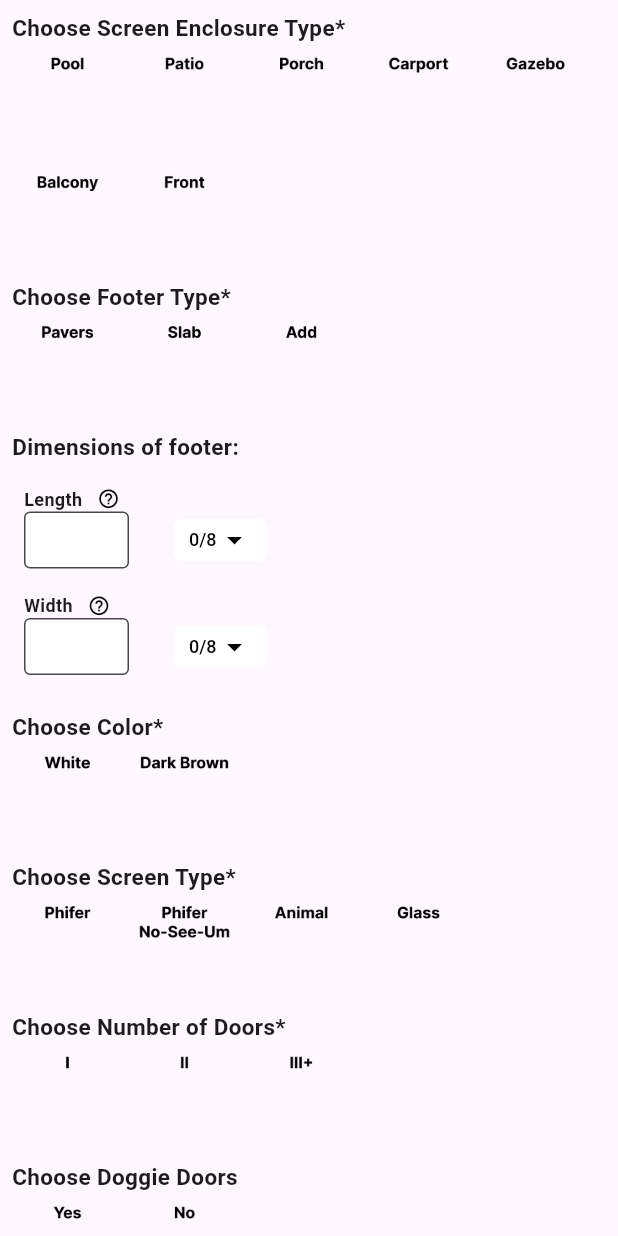
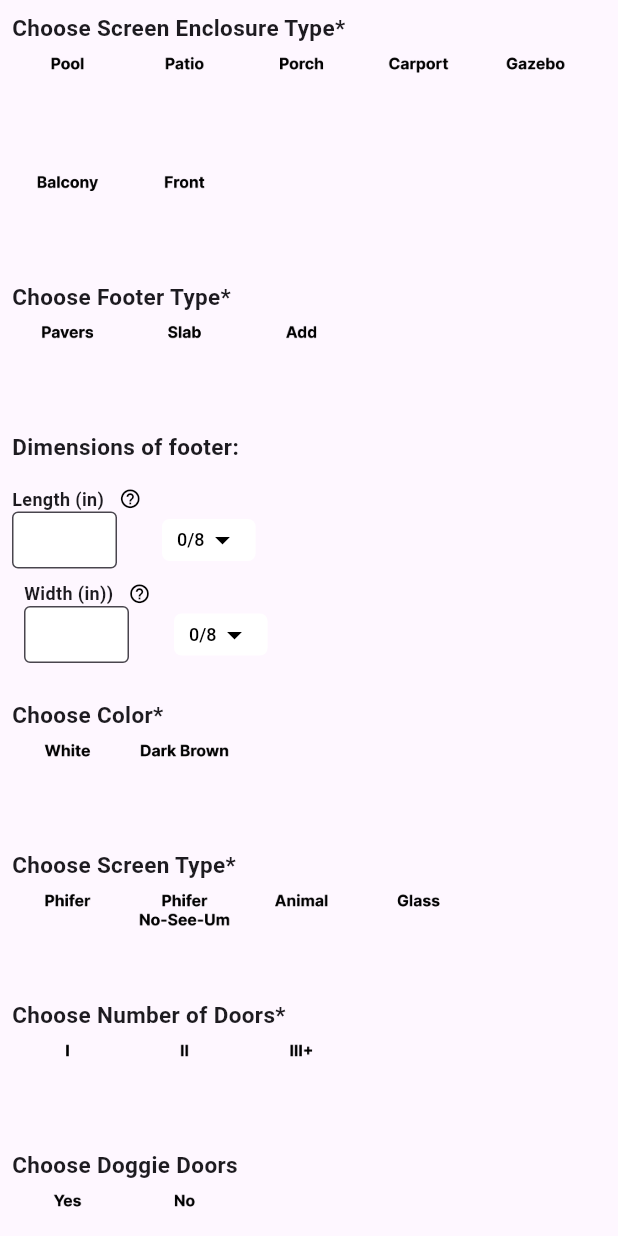
Before and after one commit to Team-Crushing-It/blind_ui, a Flutter app: the screen it shows after launch, on a phone screen of 412 x 824 dp. Run offline on Flutter 3.47's test engine with Material 3 defaults, Android fonts, the phone set to English and light mode, and no system bars.

Commit message:
Update main.dart

```diff
--- a/lib/main.dart
+++ b/lib/main.dart
@@ -61,16 +61,16 @@ class _MyHomePageState extends State<MyHomePage> {
                 ),
               ),
               const Padding(
-                padding: EdgeInsets.all(8.0),
+                padding: EdgeInsets.only(top: 8.0),
                 child: DimensionsWidget(
-                  title: "Length",
+                  title: "Length (in)",
                 ),
               ),
               const Padding(
                 padding: EdgeInsets.only(
                     top: 8.0, left: 8.0, right: 8.0, bottom: 24),
                 child: DimensionsWidget(
-                  title: "Width",
+                  title: "Width (in))",
                 ),
               ),
 
```
